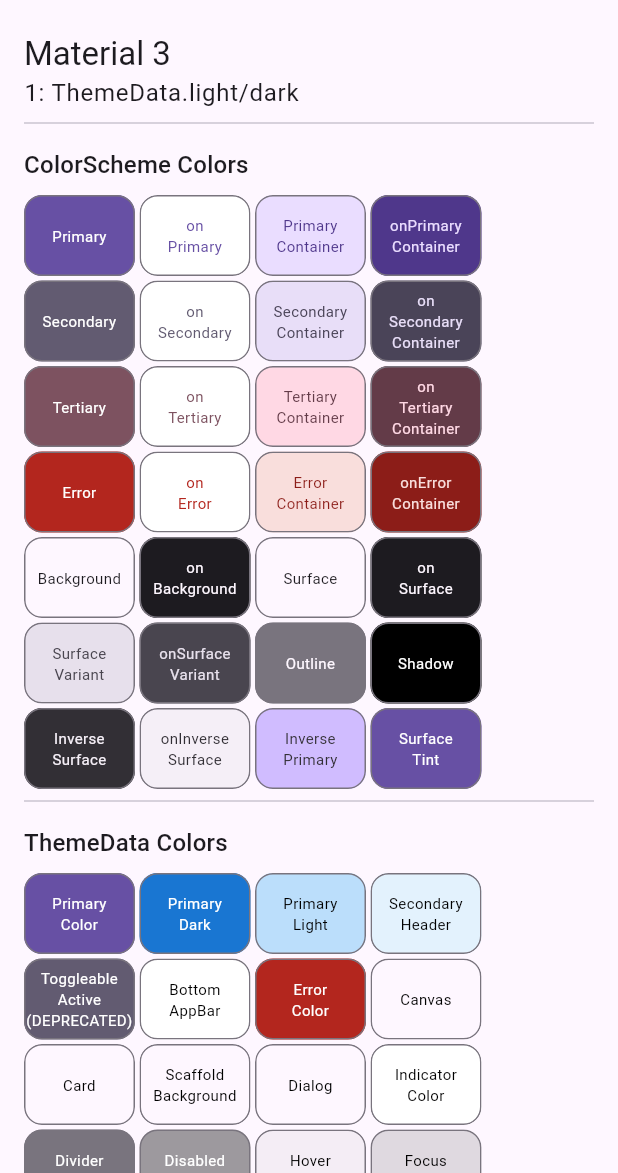
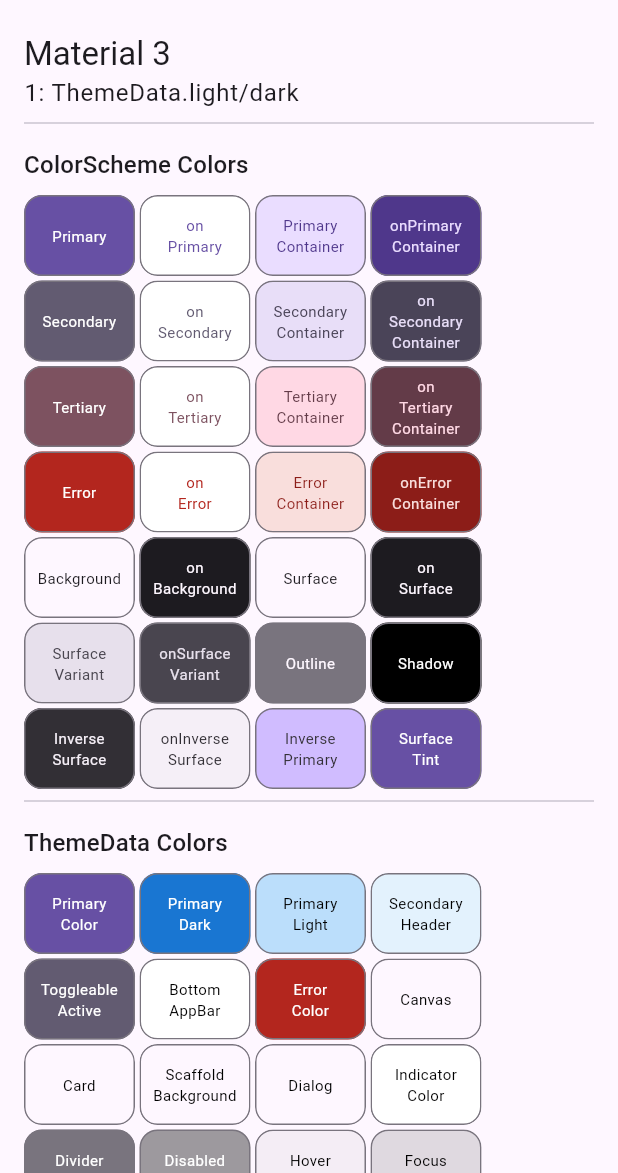
Before and after one commit to rydmike/vikings_theme_demo, a Flutter app: the screen it shows after launch, after a tap on the "filter 2" icon, on a phone screen of 412 x 824 dp, the part 63-1236 px from its top. Run offline on Flutter 3.47's test engine with Material 2 defaults, Android fonts, the phone set to English and light mode, and no system bars.

Commit message:
Update demo with Card, Material, IconButton, toggleableActive

```diff
--- a/lib/main.dart
+++ b/lib/main.dart
@@ -243,6 +243,8 @@
                 Colors.black.withAlpha(0x66), mySchemeLight.primary),
             secondaryHeaderColor: Color.alphaBlend(
                 Colors.white.withAlpha(0xCC), mySchemeLight.primary),
+            toggleableActiveColor:
+                useMaterial3 ? mySchemeLight.primary : mySchemeLight.secondary,
             scaffoldBackgroundColor: mySchemeLight.background,
             canvasColor: mySchemeLight.background,
             backgroundColor: mySchemeLight.background,
@@ -265,6 +267,8 @@
                 Colors.black.withAlpha(0x72), mySchemeDark.primary),
             secondaryHeaderColor: Color.alphaBlend(
                 Colors.black.withAlpha(0x99), mySchemeDark.primary),
+            toggleableActiveColor:
+                useMaterial3 ? mySchemeDark.primary : mySchemeDark.secondary,
             scaffoldBackgroundColor: mySchemeDark.background,
             canvasColor: mySchemeDark.background,
             backgroundColor: mySchemeDark.background,
@@ -966,8 +970,17 @@
   }
 }
 
-class IconButtonCircleAvatarDropdownTooltipShowcase extends StatelessWidget {
+class IconButtonCircleAvatarDropdownTooltipShowcase extends StatefulWidget {
   const IconButtonCircleAvatarDropdownTooltipShowcase({super.key});
+
+  @override
+  State<IconButtonCircleAvatarDropdownTooltipShowcase> createState() =>
+      _IconButtonCircleAvatarDropdownTooltipShowcaseState();
+}
+
+class _IconButtonCircleAvatarDropdownTooltipShowcaseState
+    extends State<IconButtonCircleAvatarDropdownTooltipShowcase> {
+  bool isLockOpen = false;
 
   @override
   Widget build(BuildContext context) {
@@ -982,6 +995,20 @@
             icon: const Icon(Icons.accessibility),
             tooltip: 'Tooltip on\nIconButton',
             onPressed: () {},
+          ),
+        ),
+        Padding(
+          padding: const EdgeInsets.symmetric(horizontal: 8),
+          child: IconButton(
+            icon: const Icon(Icons.lock_outlined),
+            selectedIcon: const Icon(Icons.lock_open_outlined),
+            tooltip: isLockOpen ? 'In M3 tap to close' : 'In M3 tap to open',
+            isSelected: isLockOpen,
+            onPressed: () {
+              setState(() {
+                isLockOpen = !isLockOpen;
+              });
+            },
           ),
         ),
         const Tooltip(
@@ -1918,17 +1945,44 @@
           'color canvasColor is going to be deprecated in Flutter SDK',
           style: denseBody,
         ),
+        const Divider(),
+        const SizedBox(height: 8),
+        const Material(
+          type: MaterialType.canvas,
+          elevation: 0,
+          child: SizedBox(
+            height: 50,
+            child: Center(
+                child: Text('Material type canvas, elevation 0, '
+                    'default')),
+          ),
+        ),
+        const SizedBox(height: 8),
+        const Divider(),
+        const SizedBox(height: 8),
+        const Material(
+          type: MaterialType.canvas,
+          elevation: 1,
+          child: SizedBox(
+            height: 50,
+            child: Center(
+                child: Text('Material type canvas, elevation 1, '
+                    'default')),
+          ),
+        ),
+        const SizedBox(height: 8),
         Material(
           type: MaterialType.canvas,
-          elevation: 0,
+          elevation: 1,
           surfaceTintColor: colorScheme.surfaceTint,
-          shadowColor: colorScheme.shadow,
           child: const SizedBox(
             height: 50,
-            child: Center(child: Text('Material type canvas, elevation 0')),
-          ),
-        ),
-        const SizedBox(height: 10),
+            child: Center(
+                child: Text('Material type canvas, elevation 1, '
+                    'with surfaceTint, no shadow')),
+          ),
+        ),
+        const SizedBox(height: 8),
         Material(
           type: MaterialType.canvas,
           elevation: 1,
@@ -1938,47 +1992,50 @@
             height: 50,
             child: Center(
                 child: Text('Material type canvas, elevation 1, '
-                    'with shadow')),
-          ),
-        ),
-        const SizedBox(height: 10),
+                    'with surfaceTint, and shadow')),
+          ),
+        ),
+        const SizedBox(height: 8),
+        const Divider(),
+        const SizedBox(height: 8),
+        const Material(
+          type: MaterialType.canvas,
+          elevation: 6,
+          child: SizedBox(
+            height: 50,
+            child: Center(
+                child: Text('Material type canvas, elevation 6, '
+                    'default')),
+          ),
+        ),
+        const SizedBox(height: 8),
         Material(
           type: MaterialType.canvas,
-          elevation: 1,
+          elevation: 6,
           surfaceTintColor: colorScheme.surfaceTint,
           child: const SizedBox(
             height: 50,
             child: Center(
-                child: Text('Material type canvas, elevation 1, '
-                    'no shadow')),
-          ),
-        ),
-        const SizedBox(height: 10),
+                child: Text('Material type canvas, elevation 6, '
+                    'with surfaceTint, no shadow')),
+          ),
+        ),
+        const SizedBox(height: 8),
         Material(
           type: MaterialType.canvas,
-          elevation: 4,
+          elevation: 6,
           surfaceTintColor: colorScheme.surfaceTint,
           shadowColor: colorScheme.shadow,
           child: const SizedBox(
             height: 50,
             child: Center(
-                child: Text('Material type canvas, elevation 4, '
-                    'with shadow')),
-          ),
-        ),
-        const SizedBox(height: 10),
-        Material(
-          type: MaterialType.canvas,
-          elevation: 4,
-          surfaceTintColor: colorScheme.surfaceTint,
-          child: const SizedBox(
-            height: 50,
-            child: Center(
-                child: Text('Material type canvas, elevation 4, '
-                    'no shadow')),
-          ),
-        ),
-        const SizedBox(height: 32),
+                child: Text('Material type canvas, elevation 6, '
+                    'with surfaceTint, and shadow')),
+          ),
+        ),
+        const SizedBox(height: 8),
+        const Divider(),
+        const SizedBox(height: 8),
         Text('Material type card', style: denseHeader),
         Text(
           'Default background color is theme cardColor, and '
@@ -1986,17 +2043,44 @@
           'color cardColor is going to be deprecated in Flutter SDK',
           style: denseBody,
         ),
+        const Divider(),
+        const SizedBox(height: 8),
+        const Material(
+          type: MaterialType.card,
+          elevation: 0,
+          child: SizedBox(
+            height: 50,
+            child: Center(
+                child: Text('Material type card, elevation 0, '
+                    'default')),
+          ),
+        ),
+        const SizedBox(height: 8),
+        const Divider(),
+        const SizedBox(height: 8),
+        const Material(
+          type: MaterialType.card,
+          elevation: 1,
+          child: SizedBox(
+            height: 50,
+            child: Center(
+                child: Text('Material type card, elevation 1, '
+                    'default')),
+          ),
+        ),
+        const SizedBox(height: 8),
         Material(
           type: MaterialType.card,
-          elevation: 0,
+          elevation: 1,
           surfaceTintColor: colorScheme.surfaceTint,
-          shadowColor: colorScheme.shadow,
           child: const SizedBox(
             height: 50,
-            child: Center(child: Text('Material type card, elevation 0')),
-          ),
-        ),
-        const SizedBox(height: 10),
+            child: Center(
+                child: Text('Material type card, elevation 1, '
+                    'with surfaceTint, no shadow')),
+          ),
+        ),
+        const SizedBox(height: 8),
         Material(
           type: MaterialType.card,
           elevation: 1,
@@ -2006,47 +2090,50 @@
             height: 50,
             child: Center(
                 child: Text('Material type card, elevation 1, '
-                    'with shadow')),
-          ),
-        ),
-        const SizedBox(height: 10),
+                    'with surfaceTint, and shadow')),
+          ),
+        ),
+        const SizedBox(height: 8),
+        const Divider(),
+        const SizedBox(height: 8),
+        const Material(
+          type: MaterialType.card,
+          elevation: 6,
+          child: SizedBox(
+            height: 50,
+            child: Center(
+                child: Text('Material type card, elevation 6, '
+                    'default')),
+          ),
+        ),
+        const SizedBox(height: 8),
         Material(
           type: MaterialType.card,
-          elevation: 1,
+          elevation: 6,
           surfaceTintColor: colorScheme.surfaceTint,
           child: const SizedBox(
             height: 50,
             child: Center(
-                child: Text('Material type card, elevation 1, '
-                    'no shadow')),
-          ),
-        ),
-        const SizedBox(height: 10),
+                child: Text('Material type card, elevation 6, '
+                    'with surfaceTint, no shadow')),
+          ),
+        ),
+        const SizedBox(height: 8),
         Material(
           type: MaterialType.card,
-          elevation: 4,
+          elevation: 6,
           surfaceTintColor: colorScheme.surfaceTint,
           shadowColor: colorScheme.shadow,
           child: const SizedBox(
             height: 50,
             child: Center(
-                child: Text('Material type card, elevation 4, '
-                    'with shadow')),
-          ),
-        ),
-        const SizedBox(height: 10),
-        Material(
-          type: MaterialType.card,
-          elevation: 4,
-          surfaceTintColor: colorScheme.surfaceTint,
-          child: const SizedBox(
-            height: 50,
-            child: Center(
-                child: Text('Material type card, elevation 4, '
-                    'no shadow')),
-          ),
-        ),
-        const SizedBox(height: 12),
+                child: Text('Material type card, elevation 6, '
+                    'with surfaceTint, and shadow')),
+          ),
+        ),
+        const SizedBox(height: 8),
+        const Divider(),
+        const SizedBox(height: 8),
         const Divider(height: 1),
         MaterialBanner(
           padding: const EdgeInsets.all(20),
@@ -2147,64 +2234,94 @@
           surfaceTintColor: colorScheme.surfaceTint,
           child: const SizedBox(
             height: 50,
-            child: Center(child: Text('Card, elevation 0, with shadow')),
+            child: Center(child: Text('Card, elevation 0')),
           ),
         ),
         const SizedBox(height: 10),
+        const Card(
+          elevation: 1,
+          child: SizedBox(
+            height: 50,
+            child: Center(child: Text('Card, elevation 1, default')),
+          ),
+        ),
+        const SizedBox(height: 2),
         Card(
           elevation: 1,
           surfaceTintColor: colorScheme.surfaceTint,
           child: const SizedBox(
             height: 50,
-            child: Center(child: Text('Card, elevation 1, with shadow')),
-          ),
-        ),
-        const SizedBox(height: 10),
+            child: Center(child: Text('Card, elevation 1, with surfaceTint')),
+          ),
+        ),
+        const SizedBox(height: 2),
         Card(
           elevation: 1,
           surfaceTintColor: colorScheme.surfaceTint,
           shadowColor: Colors.transparent,
           child: const SizedBox(
             height: 50,
-            child: Center(child: Text('Card, elevation 1, no shadow')),
-          ),
-        ),
-        const SizedBox(height: 10),
+            child: Center(
+                child: Text('Card, elevation 1,  with surfaceTint, '
+                    'transparent shadow')),
+          ),
+        ),
+        const Divider(),
+        const Card(
+          elevation: 4,
+          child: SizedBox(
+            height: 50,
+            child: Center(child: Text('Card, elevation 4, default')),
+          ),
+        ),
+        const SizedBox(height: 4),
         Card(
           elevation: 4,
           surfaceTintColor: colorScheme.surfaceTint,
           child: const SizedBox(
             height: 50,
-            child: Center(child: Text('Card, elevation 4, with shadow')),
-          ),
-        ),
-        const SizedBox(height: 10),
+            child: Center(child: Text('Card, elevation 4, with surfaceTint')),
+          ),
+        ),
+        const SizedBox(height: 4),
         Card(
           elevation: 4,
           surfaceTintColor: colorScheme.surfaceTint,
           shadowColor: Colors.transparent,
           child: const SizedBox(
             height: 50,
-            child: Center(child: Text('Card, elevation 4, no shadow')),
+            child: Center(
+                child: Text('Card, elevation 4, with surfaceTint, '
+                    'transparent shadow')),
+          ),
+        ),
+        const Divider(),
+        const Card(
+          elevation: 10,
+          child: SizedBox(
+            height: 50,
+            child: Center(child: Text('Card, elevation 10, default')),
           ),
         ),
         const SizedBox(height: 10),
         Card(
-          elevation: 8,
+          elevation: 10,
           surfaceTintColor: colorScheme.surfaceTint,
           child: const SizedBox(
             height: 50,
-            child: Center(child: Text('Card, elevation 8, with shadow')),
+            child: Center(child: Text('Card, elevation 10, with surfaceTint')),
           ),
         ),
         const SizedBox(height: 10),
         Card(
-          elevation: 8,
+          elevation: 10,
           surfaceTintColor: colorScheme.surfaceTint,
           shadowColor: Colors.transparent,
           child: const SizedBox(
             height: 50,
-            child: Center(child: Text('Card, elevation 8, no shadow')),
+            child: Center(
+                child: Text('Card, elevation 10, with surfaceTint, '
+                    'transparent shadow')),
           ),
         ),
       ],
@@ -2725,7 +2842,7 @@
                 textColor: _onColor(theme.secondaryHeaderColor, background),
               ),
               ColorCard(
-                label: 'Toggleable\nActive\n(DEPRECATED)',
+                label: 'Toggleable\nActive',
                 color: theme.toggleableActiveColor,
                 textColor: _onColor(theme.toggleableActiveColor, background),
               ),
@@ -2805,7 +2922,7 @@
                 textColor: _onColor(theme.hintColor, background),
               ),
               ColorCard(
-                label: 'Selected\nRow\n(DEPRECATED)',
+                label: 'Selected\nRow',
                 color: theme.selectedRowColor,
                 textColor: _onColor(theme.selectedRowColor, background),
               ),
```
Also changed, not shown: 1 other file.
